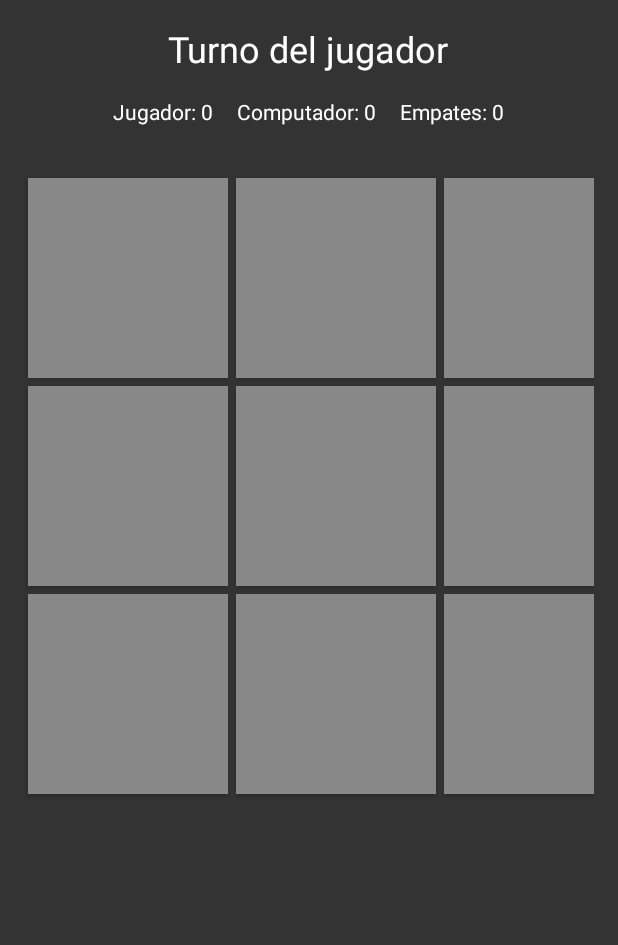
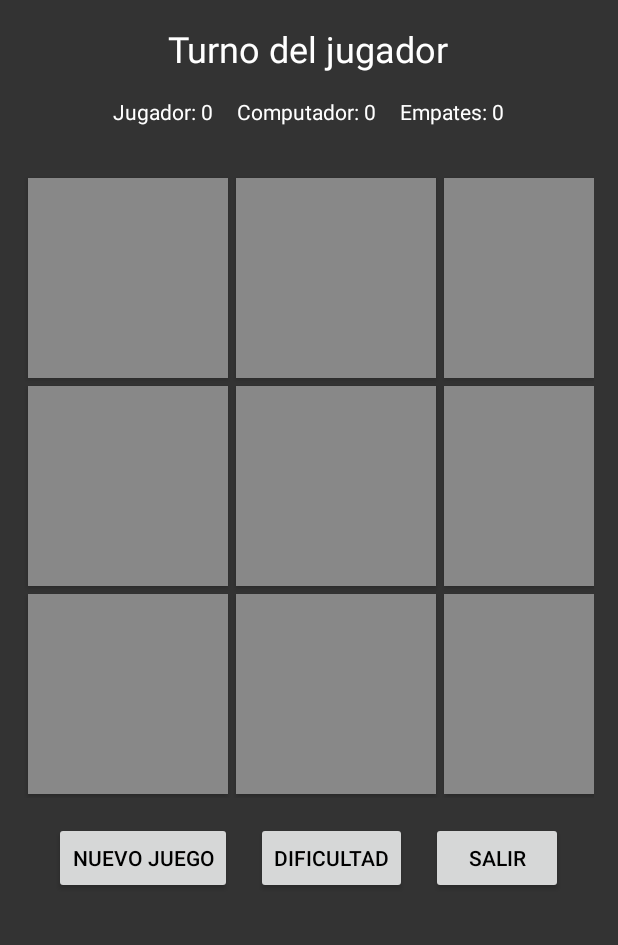
Before and after one commit to jpenafielo/Tictactoe, an Android app built with Jetpack Compose: the screen it shows after launch (MainActivity), on a phone screen of 412 x 824 dp, the part 89-1034 px from its top. Run offline under Robolectric (Android 15) with nearby library versions, the phone set to English and light mode, and no system bars.

Commit message:
Feat: Agregar botones de nuevo juego, dificultad y salir

```diff
--- a/app/src/main/res/layout/activity_main.xml
+++ b/app/src/main/res/layout/activity_main.xml
@@ -77,18 +77,39 @@
 
     </GridLayout>
 
-    <!-- Button for New Game -->
-    <Button
-        android:id="@+id/newGameButton"
+
+    <LinearLayout
+        android:id="@+id/MenuBox"
         android:layout_width="wrap_content"
         android:layout_height="wrap_content"
-        android:text="@string/nuevo_juego"
-        android:background="#00BCD4"
-        android:textColor="#FFFFFF"
-        android:padding="12dp"
-        android:visibility="gone"
-        android:layout_below="@id/gameBoard"
         android:layout_centerHorizontal="true"
-        android:layout_marginTop="16dp" />
+        android:orientation="horizontal"
+        android:layout_below="@+id/gameBoard"
+        android:layout_marginTop="16dp">
+
+        <Button
+            android:id="@+id/new_game_menu"
+            android:layout_width="wrap_content"
+            android:layout_height="wrap_content"
+            android:text="@string/nuevo_juego"
+            android:textColor="#000000"
+            android:layout_marginEnd="16dp" />
+
+        <Button
+            android:id="@+id/difficulty_menu"
+            android:layout_width="wrap_content"
+            android:layout_height="wrap_content"
+            android:text="@string/Dificultad"
+            android:textColor="#000000"
+            android:layout_marginEnd="16dp" />
+
+        <Button
+            android:id="@+id/quit_menu"
+            android:layout_width="wrap_content"
+            android:layout_height="wrap_content"
+            android:text="@string/salir"
+            android:textColor="#000000" />
+    </LinearLayout>
+
 
 </RelativeLayout>
--- a/app/src/main/res/values/strings.xml
+++ b/app/src/main/res/values/strings.xml
@@ -6,4 +6,6 @@
     <string name="computador_0">Computador: 0</string>
     <string name="empates_0">Empates: 0</string>
     <string name="nuevo_juego">Nuevo juego</string>
+    <string name="Dificultad">DIFICULTAD</string>
+    <string name="salir">SALIR</string>
 </resources>
```
Also changed, not shown: app/src/main/java/com/dadm/tictactoe/MainActivity.kt (+140 -10 lines).
